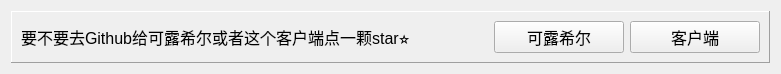
This is resources/ui/UI_AboutBanner.ui in Chr0nixz/Closure as Qt 5 draws it before an edit. The edited form follows.
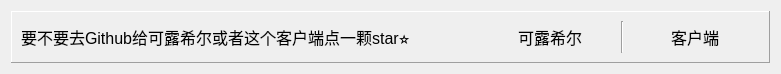
This is the edited form.

What changed in the file:
```diff
--- a/resources/ui/UI_AboutBanner.ui
+++ b/resources/ui/UI_AboutBanner.ui
@@ -65,6 +65,22 @@
           <property name="text">
            <string>可露希尔</string>
           </property>
+          <property name="iconSize">
+           <size>
+            <width>24</width>
+            <height>24</height>
+           </size>
+          </property>
+          <property name="flat">
+           <bool>true</bool>
+          </property>
+         </widget>
+        </item>
+        <item>
+         <widget class="Line" name="line">
+          <property name="orientation">
+           <enum>Qt::Vertical</enum>
+          </property>
          </widget>
         </item>
         <item>
@@ -89,6 +105,15 @@
           <property name="text">
            <string>客户端</string>
           </property>
+          <property name="iconSize">
+           <size>
+            <width>24</width>
+            <height>24</height>
+           </size>
+          </property>
+          <property name="flat">
+           <bool>true</bool>
+          </property>
          </widget>
         </item>
        </layout>
```
